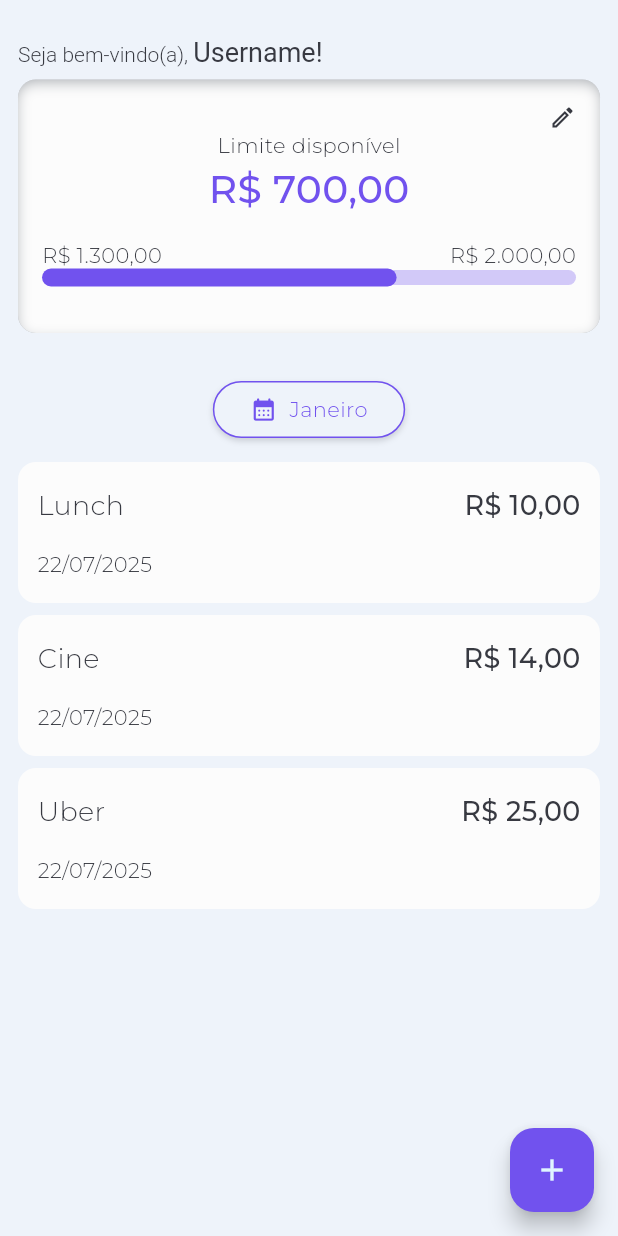
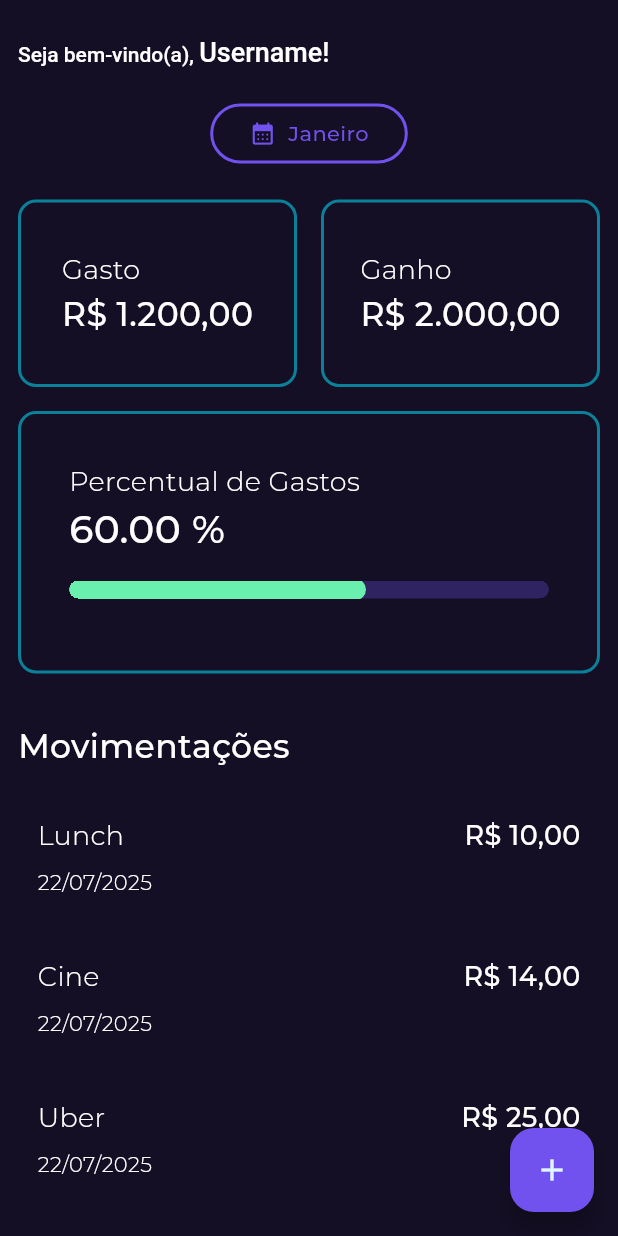
Before and after one commit to gabriel-santi/controle-financeiro, a Flutter app: the screen it shows after launch, on a phone screen of 412 x 824 dp. Run offline on Flutter 3.47's test engine with Material 3 defaults, Android fonts, the phone set to English and light mode, and no system bars; our stand-ins replace currency_text_input_formatter, flutter_svg, go_router, sqflite; missing offline and left inert: flex_color_picker; accounts and stored records are empty.

Commit message:
Updating UI

```diff
--- a/lib/features/category/interfaces/category.page.dart
+++ b/lib/features/category/interfaces/category.page.dart
@@ -18,15 +18,6 @@ class CategoryPage extends StatefulWidget {
 class _CategoryPageState extends State<CategoryPage> {
   final TextEditingController _descriptionController = TextEditingController();
   final GlobalKey<FormState> _formKey = GlobalKey<FormState>();
-
-  @override
-  void initState() {
-    super.initState();
-  }
-
-  void update() {
-    if (mounted) setState(() {});
-  }
 
   Color _selectedColor = Colors.greenAccent;
 
--- a/lib/features/month_filter/interfaces/select_month.widget.dart
+++ b/lib/features/month_filter/interfaces/month_button.widget.dart
@@ -1,13 +1,13 @@
-import 'package:finapp/features/month_filter/interfaces/month_selector.widget.dart';
+import 'package:finapp/features/month_filter/interfaces/month_selector_overlay.dart';
 import 'package:finapp/shared/extensions/string_extension.dart';
 import 'package:finapp/shared/theme/theme.dart';
 import 'package:finapp/shared/widget/text.widget.dart';
 import 'package:flutter/material.dart';
 
-class SelectMonthWidget extends StatelessWidget {
+class MonthButtonWidget extends StatelessWidget {
   final VoidCallback? onChangeMonth;
 
-  SelectMonthWidget({
+  MonthButtonWidget({
     super.key,
     required this.onChangeMonth,
   });
@@ -37,21 +37,14 @@ class SelectMonthWidget extends StatelessWidget {
   @override
   Widget build(BuildContext context) {
     return GestureDetector(
-      onTap: () => showModalBottomSheet(context: context, builder: (_) => MonthSelectorWidget(selectedMonth: selectedMonth, onSelect: _selectMonth)),
+      onTap: () => showModalBottomSheet(context: context, builder: (_) => MonthSelectorOverlay(selectedMonth: selectedMonth, onSelect: _selectMonth)),
       child: FittedBox(
         child: Container(
           padding: EdgeInsets.symmetric(horizontal: MainTheme.spacing * 3, vertical: MainTheme.spacing),
           decoration: BoxDecoration(
-            border: Border.all(color: Theme.of(context).colorScheme.primary),
+            border: Border.all(color: Theme.of(context).colorScheme.primary, width: 2),
             borderRadius: BorderRadius.circular(MainTheme.radiusBig),
             color: Theme.of(context).colorScheme.background,
-            boxShadow: [
-              BoxShadow(
-                color: Theme.of(context).colorScheme.onPrimary.withOpacity(.2),
-                blurRadius: 3,
-                offset: const Offset(0, 2),
-              )
-            ],
           ),
           child: Row(
             children: [
@@ -60,6 +53,7 @@ class SelectMonthWidget extends StatelessWidget {
               TextWidget(
                 text: months[selectedMonth - 1],
                 color: Theme.of(context).colorScheme.primary,
+                weight: FontWeight.w500,
                 size: MainTheme.fontSizeSmall,
               ),
             ],
--- a/lib/features/month_filter/interfaces/month_selector.widget.dart
+++ b/lib/features/month_filter/interfaces/month_selector_overlay.dart
@@ -4,17 +4,17 @@ import 'package:finapp/shared/widget/button/custom_button.widget.dart';
 import 'package:finapp/shared/widget/text.widget.dart';
 import 'package:flutter/material.dart';
 
-class MonthSelectorWidget extends StatefulWidget {
+class MonthSelectorOverlay extends StatefulWidget {
   final int selectedMonth;
   final Function(int) onSelect;
 
-  const MonthSelectorWidget({super.key, required this.selectedMonth, required this.onSelect});
+  const MonthSelectorOverlay({super.key, required this.selectedMonth, required this.onSelect});
 
   @override
-  State<MonthSelectorWidget> createState() => _MonthSelectorWidgetState();
+  State<MonthSelectorOverlay> createState() => _MonthSelectorOverlayState();
 }
 
-class _MonthSelectorWidgetState extends State<MonthSelectorWidget> {
+class _MonthSelectorOverlayState extends State<MonthSelectorOverlay> {
   final List<String> months = [
     'Janeiro'.hardcoded,
     'Fevereiro'.hardcoded,
--- a/lib/features/transaction/interfaces/home.page.dart
+++ b/lib/features/transaction/interfaces/home.page.dart
@@ -1,11 +1,12 @@
-import 'package:finapp/features/month_filter/interfaces/select_month.widget.dart';
-import 'package:finapp/features/transaction/interfaces/widgets/limit_used.widget.dart';
+import 'package:finapp/features/month_filter/interfaces/month_button.widget.dart';
+import 'package:finapp/features/transaction/interfaces/widgets/saudation_widget.dart';
+import 'package:finapp/features/transaction/interfaces/widgets/transaction_overview_widget.dart';
 import 'package:finapp/features/transaction/interfaces/widgets/transactions_list.widget.dart';
 import 'package:finapp/route/routes.dart';
 import 'package:finapp/shared/extensions/string_extension.dart';
 import 'package:finapp/shared/theme/theme.dart';
 import 'package:finapp/shared/widget/button/add_button.widget.dart';
-import 'package:finapp/shared/widget/notification.widget.dart';
+import 'package:finapp/shared/widget/text.widget.dart';
 import 'package:flutter/material.dart';
 import 'package:go_router/go_router.dart';
 
@@ -19,14 +20,6 @@ class HomePage extends StatefulWidget {
 class _HomePageState extends State<HomePage> {
   final int selectedMonth = 7;
 
-  void _getData() async {
-    try {
-      // await getTransactions();
-    } catch (e) {
-      showNotification("Não foi possível buscar transações".hardcoded, NotificationType.ERROR);
-    }
-  }
-
   @override
   Widget build(BuildContext context) {
     return SafeArea(
@@ -38,40 +31,25 @@ class _HomePageState extends State<HomePage> {
               crossAxisAlignment: CrossAxisAlignment.start,
               children: [
                 SizedBox(height: MainTheme.spacing),
-                RichText(
-                  textAlign: TextAlign.left,
-                  text: TextSpan(
-                    children: [
-                      TextSpan(
-                        text: 'Seja bem-vindo(a), '.hardcoded,
-                        style: TextStyle(
-                          fontSize: MainTheme.fontSizeSmall,
-                          fontWeight: FontWeight.w300,
-                          color: Theme.of(context).colorScheme.onPrimary,
-                        ),
-                      ),
-                      TextSpan(
-                        text: 'Username!'.hardcoded,
-                        style: TextStyle(
-                          fontSize: MainTheme.fontSizeMedium,
-                          fontWeight: FontWeight.w400,
-                          color: Theme.of(context).colorScheme.onPrimary,
-                        ),
-                      ),
-                    ],
-                  ),
-                ),
-                SizedBox(height: MainTheme.spacing),
-                LimitUsedWidget(),
-                SizedBox(height: MainTheme.spacing * 4),
+                const SaudationWidget(),
+                SizedBox(height: MainTheme.spacing * 3),
                 Center(
-                  child: SelectMonthWidget(
+                  child: MonthButtonWidget(
                     onChangeMonth: () {
                       // TODO update transactions
                     },
                   ),
                 ),
-                SizedBox(height: MainTheme.spacing),
+                SizedBox(height: MainTheme.spacing * 3),
+                TransactionOverviewWidget(),
+                Padding(
+                  padding: EdgeInsets.only(top: MainTheme.spacing * 4, bottom: MainTheme.spacing),
+                  child: TextWidget(
+                    text: "Movimentações".hardcoded,
+                    size: MainTheme.fontSizeLarge,
+                    weight: FontWeight.w500,
+                  ),
+                ),
                 const TransactionsListWidget(),
               ],
             ),
--- a/lib/features/transaction/interfaces/widgets/limit_used.widget.dart
+++ /dev/null
@@ -1,57 +0,0 @@
-import 'package:finapp/features/transaction/domain/monetary_value.dart';
-import 'package:finapp/features/transaction/interfaces/widgets/progress_bar.widget.dart';
-import 'package:finapp/shared/extensions/string_extension.dart';
-import 'package:finapp/shared/theme/theme.dart';
-import 'package:finapp/shared/widget/text.widget.dart';
-import 'package:flutter/material.dart';
-
-class LimitUsedWidget extends StatelessWidget {
-  LimitUsedWidget({super.key});
-
-  final MonetaryValue limit = MonetaryValue(2000);
-  final MonetaryValue currentValue = MonetaryValue(1300);
-
-  @override
-  Widget build(BuildContext context) {
-    return Container(
-      width: double.infinity,
-      clipBehavior: Clip.antiAlias,
-      decoration: BoxDecoration(
-        color: Theme.of(context).colorScheme.shadow,
-        borderRadius: BorderRadius.circular(MainTheme.radiusMedium),
-      ),
-      child: Container(
-        padding: EdgeInsets.symmetric(horizontal: MainTheme.spacing * 2, vertical: MainTheme.spacing * 2),
-        decoration: BoxDecoration(
-          borderRadius: BorderRadius.circular(MainTheme.radiusMedium),
-          boxShadow: [
-            BoxShadow(
-              color: Theme.of(context).colorScheme.surfaceTint,
-              blurRadius: 8,
-              spreadRadius: 2,
-              offset: const Offset(0, 3),
-            ),
-          ],
-        ),
-        child: Column(
-          children: [
-            Align(
-              alignment: Alignment.centerRight,
-              child: Icon(Icons.edit_outlined, size: 18, color: Theme.of(context).colorScheme.onPrimary),
-            ),
-            Center(child: TextWidget(text: 'Limite disponível'.hardcoded, size: MainTheme.fontSizeSmall)),
-            Center(
-                child: TextWidget(
-                    text: (limit - currentValue).formattedValue(),
-                    size: MainTheme.fontSizeLarge + 4,
-                    color: Theme.of(context).colorScheme.primary,
-                    weight: FontWeight.w500)),
-            SizedBox(height: MainTheme.spacing * 2),
-            ProgressBarWidget(maxValue: limit, currentValue: currentValue),
-            SizedBox(height: MainTheme.spacing * 2),
-          ],
-        ),
-      ),
-    );
-  }
-}
--- a/lib/features/transaction/interfaces/widgets/progress_bar.widget.dart
+++ b/lib/features/transaction/interfaces/widgets/progress_bar.widget.dart
@@ -1,6 +1,5 @@
 import 'package:finapp/features/transaction/domain/monetary_value.dart';
 import 'package:finapp/shared/theme/theme.dart';
-import 'package:finapp/shared/widget/text.widget.dart';
 import 'package:flutter/material.dart';
 
 class ProgressBarWidget extends StatelessWidget {
@@ -11,26 +10,19 @@ class ProgressBarWidget extends StatelessWidget {
 
   @override
   Widget build(BuildContext context) {
-    return Column(
-      children: [
-        Row(
-          mainAxisAlignment: MainAxisAlignment.spaceBetween,
-          children: [
-            TextWidget(
-              text: currentValue.formattedValue(),
-              size: MainTheme.fontSizeSmall,
+    return Container(
+      decoration: BoxDecoration(
+        borderRadius: BorderRadius.circular(MainTheme.radiusSmall),
       ),
-            TextWidget(
-              text: maxValue.formattedValue(),
-              size: MainTheme.fontSizeSmall,
-            ),
-          ],
-        ),
-        IgnorePointer(
+      clipBehavior: Clip.hardEdge,
+      child: IgnorePointer(
         ignoring: true,
         child: SliderTheme(
           data: SliderThemeData(
-                trackHeight: 10, overlayShape: SliderComponentShape.noOverlay, thumbShape: const RoundSliderThumbShape(enabledThumbRadius: 0)),
+              activeTrackColor: maxValue.value == currentValue.value ? Colors.red : Colors.greenAccent,
+              trackHeight: 12,
+              overlayShape: SliderComponentShape.noOverlay,
+              thumbShape: const RoundSliderThumbShape(enabledThumbRadius: 0)),
           child: Slider(
             max: maxValue.value,
             value: currentValue.value.clamp(0, maxValue.value),
@@ -40,7 +32,6 @@ class ProgressBarWidget extends StatelessWidget {
           ),
         ),
       ),
-      ],
     );
   }
 }
--- /dev/null
+++ b/lib/features/transaction/interfaces/widgets/saudation_widget.dart
@@ -0,0 +1,35 @@
+import 'package:finapp/shared/extensions/string_extension.dart';
+import 'package:finapp/shared/theme/theme.dart';
+import 'package:flutter/material.dart';
+
+class SaudationWidget extends StatelessWidget {
+  const SaudationWidget({super.key});
+
+  @override
+  Widget build(BuildContext context) {
+    const String user = "Username";
+    return RichText(
+      textAlign: TextAlign.left,
+      text: TextSpan(
+        children: [
+          TextSpan(
+            text: 'Seja bem-vindo(a), '.hardcoded,
+            style: TextStyle(
+              fontSize: MainTheme.fontSizeSmall,
+              fontWeight: FontWeight.w500,
+              color: Theme.of(context).colorScheme.onPrimary,
+            ),
+          ),
+          TextSpan(
+            text: "$user!",
+            style: TextStyle(
+              fontSize: MainTheme.fontSizeMedium,
+              fontWeight: FontWeight.w500,
+              color: Theme.of(context).colorScheme.onPrimary,
+            ),
+          ),
+        ],
+      ),
+    );
+  }
+}
--- /dev/null
+++ b/lib/features/transaction/interfaces/widgets/transaction_overview_widget.dart
@@ -0,0 +1,97 @@
+import 'package:finapp/features/transaction/domain/monetary_value.dart';
+import 'package:finapp/features/transaction/interfaces/widgets/progress_bar.widget.dart';
+import 'package:finapp/shared/extensions/string_extension.dart';
+import 'package:finapp/shared/theme/theme.dart';
+import 'package:finapp/shared/widget/text.widget.dart';
+import 'package:flutter/material.dart';
+
+class TransactionOverviewWidget extends StatelessWidget {
+  TransactionOverviewWidget({super.key});
+
+  final MonetaryValue totalEarned = MonetaryValue(2000);
+  final MonetaryValue totalSpent = MonetaryValue(1200);
+
+  @override
+  Widget build(BuildContext context) {
+    return Center(
+      child: Column(
+        children: [
+          Row(
+            children: [
+              Expanded(
+                child: Container(
+                  padding: EdgeInsets.symmetric(vertical: MainTheme.spacing * 4),
+                  decoration: BoxDecoration(
+                    border: Border.all(width: 2, color: MainTheme.lightTheme.onSecondaryContainer),
+                    borderRadius: BorderRadius.circular(MainTheme.radiusMedium),
+                  ),
+                  child: Center(
+                    child: Column(
+                      crossAxisAlignment: CrossAxisAlignment.start,
+                      mainAxisAlignment: MainAxisAlignment.center,
+                      children: [
+                        TextWidget(text: "Gasto".hardcoded),
+                        TextWidget(
+                          text: totalSpent.formattedValue(),
+                          size: MainTheme.fontSizeLarge,
+                          weight: FontWeight.w500,
+                        )
+                      ],
+                    ),
+                  ),
+                ),
+              ),
+              SizedBox(width: MainTheme.spacing * 2),
+              Expanded(
+                child: Container(
+                  padding: EdgeInsets.symmetric(vertical: MainTheme.spacing * 4),
+                  decoration: BoxDecoration(
+                    border: Border.all(width: 2, color: MainTheme.lightTheme.onSecondaryContainer),
+                    borderRadius: BorderRadius.circular(MainTheme.radiusMedium),
+                  ),
+                  child: Center(
+                    child: Column(
+                      crossAxisAlignment: CrossAxisAlignment.start,
+                      mainAxisAlignment: MainAxisAlignment.center,
+                      children: [
+                        TextWidget(text: "Ganho".hardcoded),
+                        TextWidget(
+                          text: totalEarned.formattedValue(),
+                          size: MainTheme.fontSizeLarge,
+                          weight: FontWeight.w500,
+                        )
+                      ],
+                    ),
+                  ),
+                ),
+              ),
+            ],
+          ),
+          SizedBox(height: MainTheme.spacing * 2),
+          Container(
+            padding: EdgeInsets.all(MainTheme.spacing * 4),
+            decoration: BoxDecoration(
+              border: Border.all(width: 2, color: MainTheme.lightTheme.onSecondaryContainer),
+              borderRadius: BorderRadius.circular(MainTheme.radiusMedium),
+            ),
+            child: Column(
+              crossAxisAlignment: CrossAxisAlignment.start,
+              mainAxisAlignment: MainAxisAlignment.center,
+              children: [
+                TextWidget(text: 'Percentual de Gastos	'.hardcoded),
+                TextWidget(
+                    text: '${((totalSpent.value * 100) / totalEarned.value).toStringAsFixed(2)} %',
+                    size: MainTheme.fontSizeLarge + 4,
+                    color: Theme.of(context).colorScheme.onPrimary,
+                    weight: FontWeight.w500),
+                SizedBox(height: MainTheme.spacing * 2),
+                ProgressBarWidget(maxValue: totalEarned, currentValue: totalSpent),
+                SizedBox(height: MainTheme.spacing * 2),
+              ],
+            ),
+          ),
+        ],
+      ),
+    );
+  }
+}
--- a/lib/features/transaction/interfaces/widgets/transactions_list.widget.dart
+++ b/lib/features/transaction/interfaces/widgets/transactions_list.widget.dart
@@ -41,7 +41,7 @@ class TransactionCardWidget extends StatelessWidget {
       onTap: () => context.goNamed(AppRoute.transactionEdit.name, pathParameters: {"id": transaction.id.toString()}),
       child: Container(
         decoration: BoxDecoration(
-          color: Theme.of(context).colorScheme.surfaceTint,
+          color: Colors.transparent,
           borderRadius: BorderRadius.circular(MainTheme.radiusMedium),
         ),
         padding: EdgeInsets.symmetric(horizontal: MainTheme.spacing + 5, vertical: MainTheme.spacing * 2),
@@ -55,7 +55,7 @@ class TransactionCardWidget extends StatelessWidget {
                 TextWidget(text: transaction.value.formattedValue(), weight: FontWeight.w400),
               ],
             ),
-            SizedBox(height: MainTheme.spacing * 2),
+            SizedBox(height: MainTheme.spacing),
             TextWidget(text: transaction.createdAtFormatted, size: MainTheme.fontSizeSmall)
           ],
         ),
--- a/lib/shared/theme/theme.dart
+++ b/lib/shared/theme/theme.dart
@@ -17,14 +17,15 @@ class MainTheme {
 
   static ColorScheme get lightTheme => const ColorScheme(
         brightness: Brightness.light,
-        onPrimary: Color(0xFF373941),
+        onPrimary: Color(0xFFFFFFFF),
         primary: Color(0xFF7152EE),
         onSecondary: Color(0xFFDFF5FF),
         secondary: Color(0xFFFCFCFC),
+        onSecondaryContainer: Color(0x9102d7f2),
         error: Color(0xFFF68576),
         onError: Color(0xFFFFF3E2),
         onBackground: Color(0xFF161A30),
-        surface: Color(0xFFEEF3FA),
+        surface: Color(0xFF140F24),
         onSurface: Color(0xFF161A30),
         surfaceTint: Color(0xFFFCFCFC),
         tertiary: Color(0xFFFFD54F),
```
Lines whose indentation alone changed are shown as unchanged.
